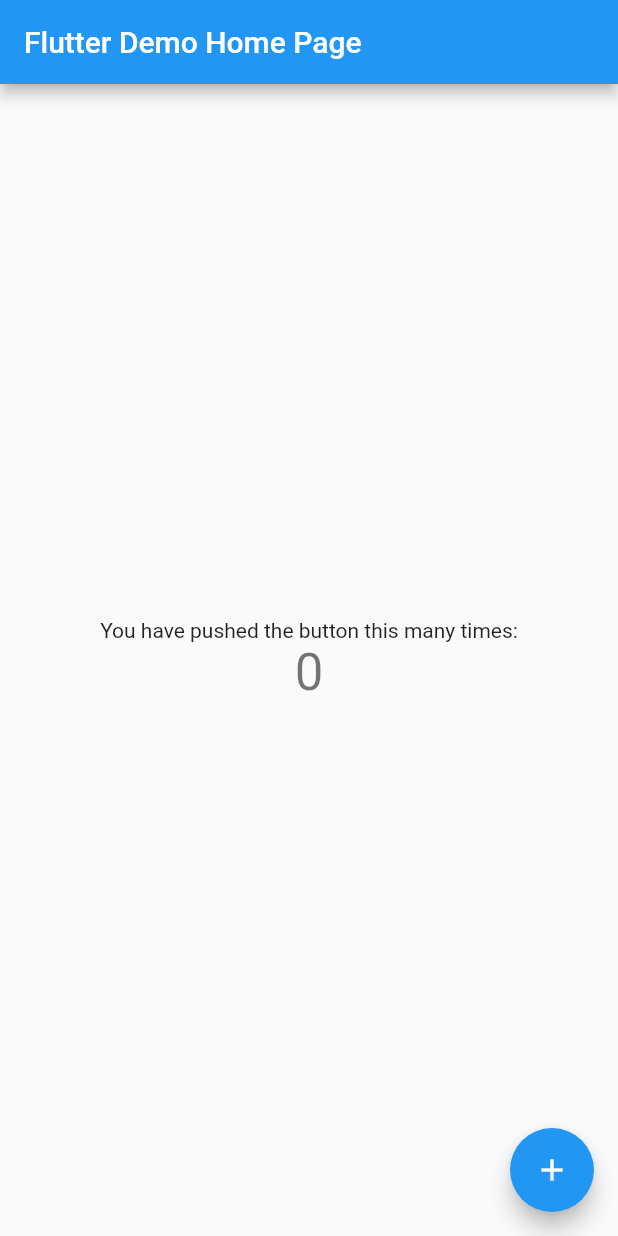
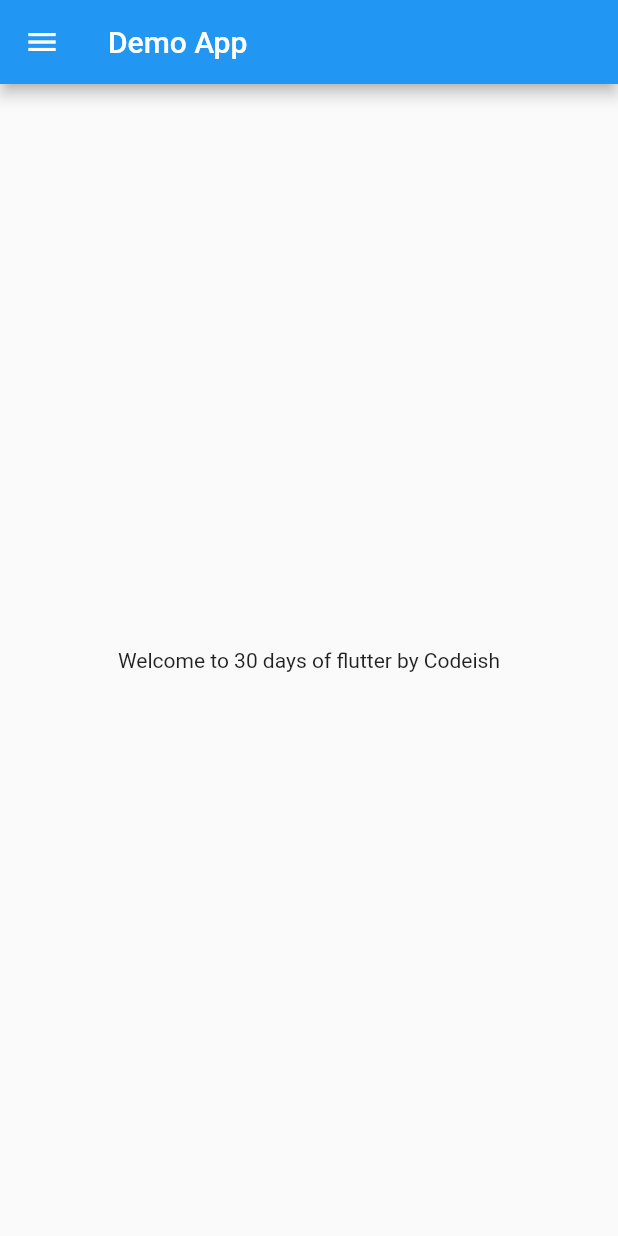
Before and after one commit to Aashish-Dahal/30DaysOfFlutter, a Flutter app: the screen it shows after launch, on a phone screen of 412 x 824 dp. Run offline on Flutter 3.47's test engine with Material 2 defaults, Android fonts, the light colour scheme and no system bars.

Commit message:
day 2 completed

```diff
--- a/lib/main.dart
+++ b/lib/main.dart
@@ -1,113 +1,18 @@
+import 'package:demo_app/pages/home_page.dart';
 import 'package:flutter/material.dart';
+import 'package:flutter/widgets.dart';
 
 void main() {
   runApp(MyApp());
 }
 
 class MyApp extends StatelessWidget {
-  // This widget is the root of your application.
+  const MyApp({Key key}) : super(key: key);
+
   @override
   Widget build(BuildContext context) {
     return MaterialApp(
-      title: 'Flutter Demo',
-      theme: ThemeData(
-        // This is the theme of your application.
-        //
-        // Try running your application with "flutter run". You'll see the
-        // application has a blue toolbar. Then, without quitting the app, try
-        // changing the primarySwatch below to Colors.green and then invoke
-        // "hot reload" (press "r" in the console where you ran "flutter run",
-        // or simply save your changes to "hot reload" in a Flutter IDE).
-        // Notice that the counter didn't reset back to zero; the application
-        // is not restarted.
-        primarySwatch: Colors.blue,
-      ),
-      home: MyHomePage(title: 'Flutter Demo Home Page'),
+      home: HomePage(),
     );
   }
 }
-
-class MyHomePage extends StatefulWidget {
-  MyHomePage({Key key, this.title}) : super(key: key);
-
-  // This widget is the home page of your application. It is stateful, meaning
-  // that it has a State object (defined below) that contains fields that affect
-  // how it looks.
-
-  // This class is the configuration for the state. It holds the values (in this
-  // case the title) provided by the parent (in this case the App widget) and
-  // used by the build method of the State. Fields in a Widget subclass are
-  // always marked "final".
-
-  final String title;
-
-  @override
-  _MyHomePageState createState() => _MyHomePageState();
-}
-
-class _MyHomePageState extends State<MyHomePage> {
-  int _counter = 0;
-
-  void _incrementCounter() {
-    setState(() {
-      // This call to setState tells the Flutter framework that something has
-      // changed in this State, which causes it to rerun the build method below
-      // so that the display can reflect the updated values. If we changed
-      // _counter without calling setState(), then the build method would not be
-      // called again, and so nothing would appear to happen.
-      _counter++;
-    });
-  }
-
-  @override
-  Widget build(BuildContext context) {
-    // This method is rerun every time setState is called, for instance as done
-    // by the _incrementCounter method above.
-    //
-    // The Flutter framework has been optimized to make rerunning build methods
-    // fast, so that you can just rebuild anything that needs updating rather
-    // than having to individually change instances of widgets.
-    return Scaffold(
-      appBar: AppBar(
-        // Here we take the value from the MyHomePage object that was created by
-        // the App.build method, and use it to set our appbar title.
-        title: Text(widget.title),
-      ),
-      body: Center(
-        // Center is a layout widget. It takes a single child and positions it
-        // in the middle of the parent.
-        child: Column(
-          // Column is also a layout widget. It takes a list of children and
-          // arranges them vertically. By default, it sizes itself to fit its
-          // children horizontally, and tries to be as tall as its parent.
-          //
-          // Invoke "debug painting" (press "p" in the console, choose the
-          // "Toggle Debug Paint" action from the Flutter Inspector in Android
-          // Studio, or the "Toggle Debug Paint" command in Visual Studio Code)
-          // to see the wireframe for each widget.
-          //
-          // Column has various properties to control how it sizes itself and
-          // how it positions its children. Here we use mainAxisAlignment to
-          // center the children vertically; the main axis here is the vertical
-          // axis because Columns are vertical (the cross axis would be
-          // horizontal).
-          mainAxisAlignment: MainAxisAlignment.center,
-          children: <Widget>[
-            Text(
-              'You have pushed the button this many times:',
-            ),
-            Text(
-              '$_counter',
-              style: Theme.of(context).textTheme.headline4,
-            ),
-          ],
-        ),
-      ),
-      floatingActionButton: FloatingActionButton(
-        onPressed: _incrementCounter,
-        tooltip: 'Increment',
-        child: Icon(Icons.add),
-      ), // This trailing comma makes auto-formatting nicer for build methods.
-    );
-  }
-}
--- /dev/null
+++ b/lib/pages/home_page.dart
@@ -0,0 +1,23 @@
+import 'package:flutter/material.dart';
+
+class HomePage extends StatelessWidget {
+  //variables in flutter
+  final int days = 30;
+  final String name = "Codeish";
+  final bool isMale = true;
+  final double pi = 3.14;
+  final num = 134;
+  final appName = "DemoApp";
+  @override
+  Widget build(BuildContext context) {
+    return Scaffold(
+      appBar: AppBar(
+        title: Text("Demo App"),
+      ),
+      body: Center(
+        child: Text("Welcome to $days days of flutter by $name"),
+      ),
+      drawer: Drawer(),
+    );
+  }
+}
```
